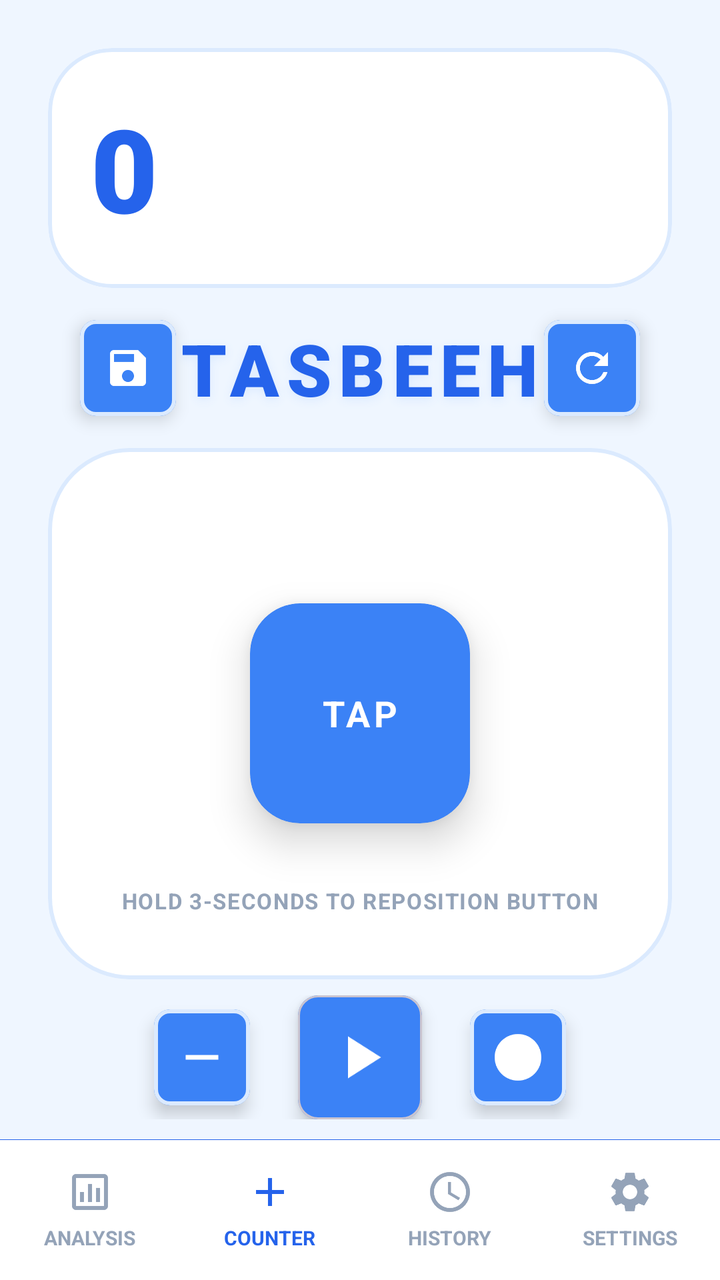
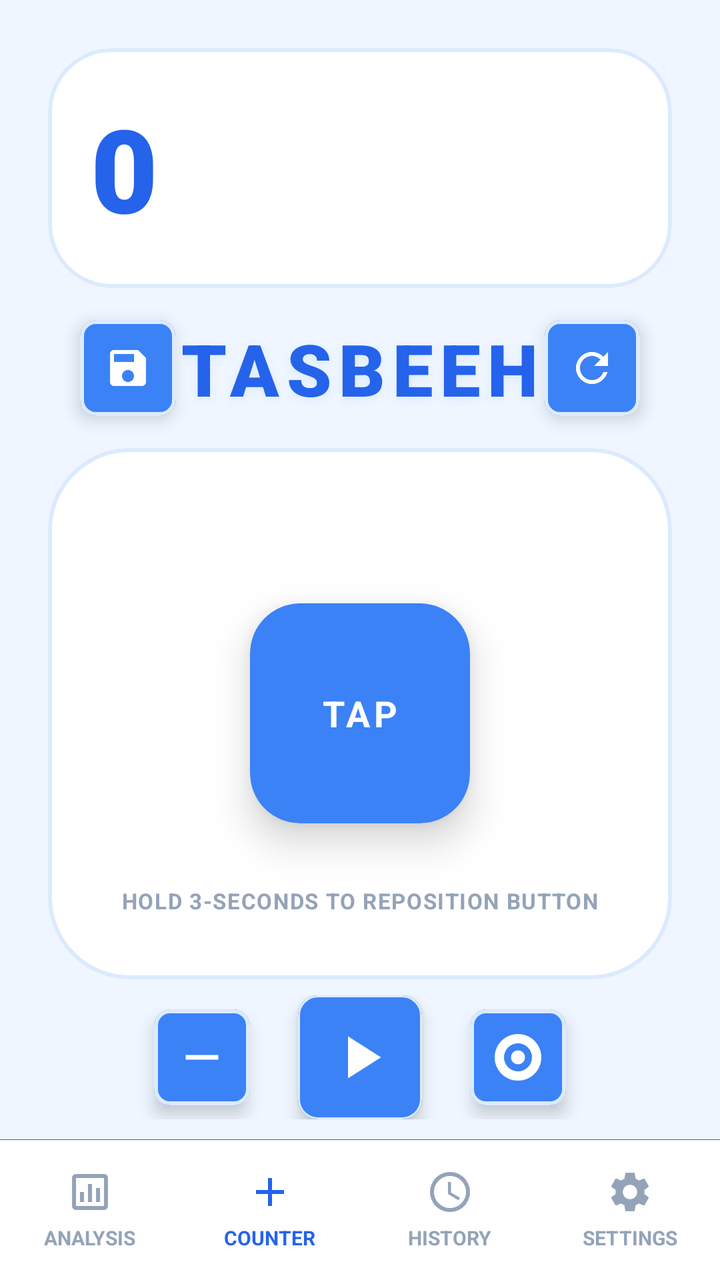

Compare the two renders of this Android layout. The source of the first and the diff that turns it into the second are given below.
<!-- AndroidManifest.xml: application theme Theme.SmartTasbeeh -->
<!-- res/layout/activity_main.xml -->
<?xml version="1.0" encoding="utf-8"?>
<androidx.constraintlayout.widget.ConstraintLayout xmlns:android="http://schemas.android.com/apk/res/android"
    xmlns:app="http://schemas.android.com/apk/res-auto"
    xmlns:tools="http://schemas.android.com/tools"
    android:id="@+id/main"
    android:layout_width="match_parent"
    android:layout_height="match_parent"
    android:background="@color/app_background"
    tools:context=".MainActivity">

    
    <com.google.android.material.card.MaterialCardView
        android:id="@+id/cardCountDisplay"
        android:layout_width="match_parent"
        android:layout_height="120dp"
        android:layout_margin="24dp"
        app:cardCornerRadius="32dp"
        app:cardElevation="0dp"
        app:strokeWidth="2dp"
        app:strokeColor="@color/card_stroke_color"
        app:cardBackgroundColor="@color/card_background"
        app:layout_constraintTop_toTopOf="parent"
        app:layout_constraintStart_toStartOf="parent"
        app:layout_constraintEnd_toEndOf="parent">

        <androidx.constraintlayout.widget.ConstraintLayout
            android:layout_width="match_parent"
            android:layout_height="match_parent"
            android:padding="20dp">

            
            <TextView
                android:id="@+id/tvCountDisplay"
                android:layout_width="match_parent"
                android:layout_height="match_parent"
                android:gravity="center_vertical|start"
                android:text="@string/Count_Number"
                android:textColor="@color/count_text_color"
                android:textSize="58sp"
                android:fontFamily="sans-serif-black"
                android:letterSpacing="0.05"
                app:layout_constraintStart_toStartOf="parent"
                app:layout_constraintTop_toTopOf="parent"
                app:layout_constraintBottom_toBottomOf="parent"/>

        </androidx.constraintlayout.widget.ConstraintLayout>
    </com.google.android.material.card.MaterialCardView>

    
    <com.google.android.material.card.MaterialCardView
        android:id="@+id/btnSave"
        android:layout_width="48dp"
        android:layout_height="48dp"
        android:layout_marginStart="16dp"
        android:layout_marginTop="16dp"
        app:cardCornerRadius="8dp"
        app:cardElevation="5dp"
        app:strokeWidth="2dp"
        app:strokeColor="@color/card_stroke_color"
        app:cardBackgroundColor="@color/tasbeeh_blue_accent"
        android:clickable="true"
        android:focusable="true"
        app:layout_constraintStart_toStartOf="@id/cardCountDisplay"
        app:layout_constraintTop_toBottomOf="@id/cardCountDisplay">
        
        <ImageView
            android:layout_width="24dp"
            android:layout_height="24dp"
            android:layout_gravity="center"
            android:src="@drawable/ic_save"
            app:tint="@color/card_background"/>
    </com.google.android.material.card.MaterialCardView>

    <TextView
        android:id="@+id/tvAppTitle"
        android:layout_height="wrap_content"
        android:layout_width="wrap_content"
        android:text="@string/Tasbeeh_Name"
        android:textColor="@color/tasbeeh_blue_primary"
        android:textSize="36sp"
        android:fontFamily="sans-serif-black"
        android:letterSpacing="0.10"
        android:shadowColor="@color/card_stroke_color"
        android:shadowRadius="12"
        android:shadowDy="4"
        android:layout_marginTop="16dp"
        app:layout_constraintEnd_toStartOf="@+id/btnReset"
        app:layout_constraintStart_toEndOf="@+id/btnSave"
        app:layout_constraintTop_toBottomOf="@+id/cardCountDisplay" />

    
    <com.google.android.material.card.MaterialCardView
        android:id="@+id/btnReset"
        android:layout_width="48dp"
        android:layout_height="48dp"
        android:layout_marginEnd="16dp"
        android:layout_marginTop="16dp"
        app:cardCornerRadius="8dp"
        app:cardElevation="5dp"
        app:strokeWidth="2dp"
        app:strokeColor="@color/card_stroke_color"
        app:cardBackgroundColor="@color/tasbeeh_blue_accent"
        android:clickable="true"
        android:focusable="true"
        app:layout_constraintEnd_toEndOf="@id/cardCountDisplay"
        app:layout_constraintTop_toBottomOf="@id/cardCountDisplay">
        
        <ImageView
            android:layout_width="24dp"
            android:layout_height="24dp"
            android:layout_gravity="center"
            android:src="@drawable/ic_refresh"
            app:tint="@color/card_background"/>
    </com.google.android.material.card.MaterialCardView>

    
    <FrameLayout
        android:id="@+id/bigBoxContainer"
        android:layout_width="match_parent"
        android:layout_height="0dp"
        android:layout_marginStart="24dp"
        android:layout_marginEnd="24dp"
        android:layout_marginTop="16dp"
        android:layout_marginBottom="8dp"
        android:background="@drawable/bg_grid_container"
        android:clipToOutline="true"
        app:layout_constraintTop_toBottomOf="@id/btnSave"
        app:layout_constraintBottom_toTopOf="@id/controlsBar">

        
        <View
            android:id="@+id/gridBackground"
            android:layout_width="match_parent"
            android:layout_height="match_parent"
            android:visibility="invisible"/>

        
        <androidx.cardview.widget.CardView
            android:id="@+id/videoButton"
            android:layout_width="110dp"
            android:layout_height="110dp"
            android:layout_gravity="center"
            app:cardCornerRadius="25dp"
            app:cardElevation="12dp"
            app:cardBackgroundColor="@color/tasbeeh_blue_accent">

            
            <TextView
                android:layout_width="wrap_content"
                android:layout_height="wrap_content"
                android:text="@string/Tap_Button_Text"
                android:textColor="@color/tap_btn_text"
                android:textSize="18sp"
                android:textStyle="bold"
                android:letterSpacing="0.1"
                android:layout_gravity="center"/>
                
             
             <View
                android:layout_width="match_parent"
                android:layout_height="match_parent"
                android:background="?attr/selectableItemBackground"
                android:clickable="false"
                android:focusable="false"/>

        </androidx.cardview.widget.CardView>
        
        
        <TextView
             android:layout_width="wrap_content"
             android:layout_height="wrap_content"
             android:layout_gravity="bottom|center_horizontal"
             android:layout_marginBottom="32dp"
             android:text="@string/Button_Reposition_Hint_Text"
             android:textColor="@color/hint_text"
             android:textSize="11sp"
             android:textStyle="bold"
             android:letterSpacing="0.05"/>

    </FrameLayout>

    
    <LinearLayout
        android:id="@+id/controlsBar"
        android:layout_width="match_parent"
        android:layout_height="wrap_content"
        android:orientation="horizontal"
        android:gravity="center"
        android:paddingBottom="10dp"
        app:layout_constraintBottom_toTopOf="@id/bottomNavDivider"
        app:layout_constraintTop_toBottomOf="@id/bigBoxContainer">

        
        <com.google.android.material.card.MaterialCardView
            android:id="@+id/btnDecrease"
            android:layout_width="48dp"
            android:layout_height="48dp"
            android:layout_marginEnd="24dp"
            app:cardCornerRadius="8dp"
            app:cardElevation="5dp"
            app:cardBackgroundColor="@color/tasbeeh_blue_accent"
            app:strokeWidth="2dp"
            app:strokeColor="@color/card_stroke_color"
            android:clickable="true"
            android:focusable="true">
            <ImageView
                android:layout_width="28dp"
                android:layout_height="28dp"
                android:layout_gravity="center"
                android:src="@drawable/ic_remove"
                app:tint="@color/card_background"/>
        </com.google.android.material.card.MaterialCardView>

        
        <com.google.android.material.card.MaterialCardView
            android:id="@+id/btnAuto"
            android:layout_width="62dp"
            android:layout_height="62dp"
            app:cardCornerRadius="10dp"
            app:cardElevation="5dp"
            app:cardBackgroundColor="@color/tasbeeh_blue_accent"
            android:clickable="true"
            android:focusable="true">
            <ImageView
                android:id="@+id/ivAutoIcon"
                android:layout_width="36dp"
                android:layout_height="36dp"
                android:layout_gravity="center"
                android:src="@drawable/ic_auto"
                app:tint="@android:color/white"/>
        </com.google.android.material.card.MaterialCardView>

        
        <com.google.android.material.card.MaterialCardView
            android:id="@+id/btnTarget"
            android:layout_width="48dp"
            android:layout_height="48dp"
            android:layout_marginStart="24dp"
            app:cardCornerRadius="8dp"
            app:cardElevation="5dp"
            app:cardBackgroundColor="@color/tasbeeh_blue_accent"
            app:strokeWidth="2dp"
            app:strokeColor="@color/card_stroke_color"
            android:clickable="true"
            android:focusable="true">
            <ImageView
                android:layout_width="28dp"
                android:layout_height="28dp"
                android:layout_gravity="center"
                android:src="@drawable/ic_target"
                app:tint="@color/card_background"/>
        </com.google.android.material.card.MaterialCardView>

    </LinearLayout>
    <View
        android:id="@+id/bottomNavDivider"
        android:layout_width="match_parent"
        android:layout_height="0.1dp"
        android:background="@color/count_text_color"
        app:layout_constraintBottom_toTopOf="@id/bottomNav"/>

    
    <LinearLayout
        android:id="@+id/bottomNav"
        android:layout_width="match_parent"
        android:layout_height="70dp"
        android:background="@color/nav_bg"
        android:orientation="horizontal"
        android:weightSum="4"
        android:baselineAligned="false"
        app:layout_constraintBottom_toBottomOf="parent">

        
        <LinearLayout
            android:id="@+id/btnAnalysis"
            android:layout_width="0dp"
            android:layout_height="match_parent"
            android:layout_weight="1"
            android:orientation="vertical"
            android:gravity="center"
            android:clickable="true"
            android:focusable="true"
            android:background="?attr/selectableItemBackground">
            
            <ImageView
                android:layout_width="24dp"
                android:layout_height="24dp"
                android:src="@drawable/ic_analysis"
                app:tint="@color/nav_text_unselected"/>
                
            <TextView
                android:layout_width="wrap_content"
                android:layout_height="wrap_content"
                android:text="ANALYSIS"
                android:textSize="10sp"
                android:textStyle="bold"
                android:layout_marginTop="4dp"
                android:textColor="@color/nav_text_unselected"/>
        </LinearLayout>

        
        <LinearLayout
            android:layout_width="0dp"
            android:layout_height="match_parent"
            android:layout_weight="1"
            android:orientation="vertical"
            android:gravity="center"
            android:clickable="true"
            android:focusable="true">
            
            <ImageView
                android:layout_width="24dp"
                android:layout_height="24dp"
                android:src="@drawable/ic_add"
                app:tint="@color/nav_text_selected"/>
                
            <TextView
                android:layout_width="wrap_content"
                android:layout_height="wrap_content"
                android:text="COUNTER"
                android:textSize="10sp"
                android:textStyle="bold"
                android:layout_marginTop="4dp"
                android:textColor="@color/nav_text_selected"/>
        </LinearLayout>

        
        <LinearLayout
            android:id="@+id/btnSavedCounts"
            android:layout_width="0dp"
            android:layout_height="match_parent"
            android:layout_weight="1"
            android:background="?attr/selectableItemBackground"
            android:clickable="true"
            android:focusable="true"
            android:gravity="center"
            android:orientation="vertical">

            <ImageView
                android:layout_width="24dp"
                android:layout_height="24dp"
                android:src="@drawable/ic_clock"
                app:tint="@color/nav_text_unselected" />

            <TextView
                android:layout_width="wrap_content"
                android:layout_height="wrap_content"
                android:layout_marginTop="4dp"
                android:text="HISTORY"
                android:textColor="@color/nav_text_unselected"
                android:textSize="10sp"
                android:textStyle="bold" />
        </LinearLayout>

        
        <LinearLayout
            android:id="@+id/btnSettings"
            android:layout_width="0dp"
            android:layout_height="match_parent"
            android:layout_weight="1"
            android:orientation="vertical"
            android:gravity="center"
            android:clickable="true"
            android:focusable="true"
            android:background="?attr/selectableItemBackground">
            
            <ImageView
                android:layout_width="24dp"
                android:layout_height="24dp"
                android:src="@drawable/ic_settings"
                app:tint="@color/nav_text_unselected"/>
                
            <TextView
                android:layout_width="wrap_content"
                android:layout_height="wrap_content"
                android:text="SETTINGS"
                android:textSize="10sp"
                android:textStyle="bold"
                android:layout_marginTop="4dp"
                android:textColor="@color/nav_text_unselected"/>
        </LinearLayout>

    </LinearLayout>

</androidx.constraintlayout.widget.ConstraintLayout>
<!-- resources referenced by this layout -->
<resources>
  <color name="app_background">@color/background_light</color>
  <color name="card_background">#FFFFFF</color>
  <color name="card_stroke_color">#DBEAFE</color>
  <color name="count_text_color">#2563EB</color>
  <color name="hint_text">#94A3B8</color>
  <color name="nav_bg">#FFFFFF</color>
  <color name="nav_text_selected">#2563EB</color>
  <color name="nav_text_unselected">#94A3B8</color>
  <color name="tap_btn_text">#FFFFFF</color>
  <color name="tasbeeh_blue_accent">#3B82F6</color>
  <color name="tasbeeh_blue_primary">#2563EB</color>
  <!-- drawable bg_grid_container (drawable) -->
  <?xml version="1.0" encoding="utf-8"?>
  <shape xmlns:android="http://schemas.android.com/apk/res/android"
      android:shape="rectangle">
      
      <corners android:radius="40dp" />
      
      
      <solid android:color="@color/card_background" />
      
      
      <stroke
          android:width="2dp"
          android:color="@color/card_stroke_color" />
  </shape>
  <!-- drawable ic_add (drawable) -->
  <vector xmlns:android="http://schemas.android.com/apk/res/android"
      android:width="24dp"
      android:height="24dp"
      android:viewportWidth="24"
      android:viewportHeight="24">
      <path
        android:fillColor="@android:color/white"
        android:pathData="M19,13h-6v6h-2v-6H5v-2h6V5h2v6h6v2z"/>
  </vector>
  <!-- drawable ic_analysis (drawable) -->
  <vector xmlns:android="http://schemas.android.com/apk/res/android"
      android:width="24dp"
      android:height="24dp"
      android:viewportWidth="24"
      android:viewportHeight="24">
    <path
        android:fillColor="#FF000000"
        android:pathData="M19,3H5C3.9,3 3,3.9 3,5v14c0,1.1 0.9,2 2,2h14c1.1,0 2,-0.9 2,-2V5C21,3.9 20.1,3 19,3zM19,19H5V5h14V19zM7,12h2v5H7V12zM11,8h2v9h-2V8zM15,10h2v7h-2V10z"/>
  </vector>
  <!-- drawable ic_auto (drawable) -->
  <vector xmlns:android="http://schemas.android.com/apk/res/android"
      android:width="24dp"
      android:height="24dp"
      android:viewportWidth="24"
      android:viewportHeight="24"
      android:tint="?attr/colorControlNormal">
    <path
        android:fillColor="@android:color/white"
        android:pathData="M8,5v14l11,-7z"/>
  </vector>
  <!-- drawable ic_remove (drawable) -->
  <vector xmlns:android="http://schemas.android.com/apk/res/android"
      android:width="24dp"
      android:height="24dp"
      android:viewportWidth="24"
      android:viewportHeight="24"
      android:tint="?attr/colorControlNormal">
    <path
        android:fillColor="@android:color/white"
        android:pathData="M19,13H5v-2h14v2z"/>
  </vector>
  <!-- drawable ic_target (drawable) -->
  <vector xmlns:android="http://schemas.android.com/apk/res/android"
      android:width="24dp"
      android:height="24dp"
      android:viewportWidth="24"
      android:viewportHeight="24"
      android:tint="?attr/colorControlNormal">
    <path
        android:fillColor="@android:color/white"
        android:pathData="M12,2C6.48,2 2,6.48 2,12s4.48,10 10,10 10,-4.48 10,-10S17.52,2 12,2zM12,20c-4.41,0 -8,-3.59 -8,-8s3.59,-8 8,-8 8,3.59 8,8 -3.59,8 -8,8zM12,4c-4.42,0 -8,3.58 -8,8s3.58,8 8,8 8,-3.58 8,-8 -3.58,-8 -8,-8z"/>
    <path
        android:fillColor="@android:color/white"
        android:pathData="M12,7c-2.76,0 -5,2.24 -5,5s2.24,5 5,5 5,-2.24 5,-5 -2.24,-5 -5,-5zM12,15c-1.65,0 -3,-1.35 -3,-3s1.35,-3 3,-3 3,1.35 3,3 -1.35,3 -3,3z"/>
  </vector>
  <string name="Button_Reposition_Hint_Text">HOLD 3-SECONDS TO REPOSITION BUTTON</string>
  <string name="Count_Number">0</string>
  <string name="Tap_Button_Text">TAP</string>
  <string name="Tasbeeh_Name">TASBEEH</string>
  <style name="Theme.SmartTasbeeh" parent="Base.Theme.SmartTasbeeh" />
  <color name="background_light">#EFF6FF</color>
  <color name="tasbeeh_blue_dark">#1E3A8A</color>
  <color name="white">#FFFFFFFF</color>
  <color name="text_primary">#0F172A</color>
  <!-- unchanged entries left out for length: 5 -->
</resources>

<!-- the commit's change to res/layout/activity_main.xml (unified diff, before → after) -->
@@ -219,6 +219,7 @@
             app:cardCornerRadius="10dp"
             app:cardElevation="5dp"
             app:cardBackgroundColor="@color/tasbeeh_blue_accent"
+            app:strokeColor="@color/card_stroke_color"
             android:clickable="true"
             android:focusable="true">
             <ImageView
@@ -227,7 +228,7 @@
                 android:layout_height="36dp"
                 android:layout_gravity="center"
                 android:src="@drawable/ic_auto"
-                app:tint="@android:color/white"/>
+                app:tint="@color/card_background"/>
         </com.google.android.material.card.MaterialCardView>
 
         
<!-- resource entries referenced after the edit -->
@@ -77,10 +77,10 @@
       android:tint="?attr/colorControlNormal">
     <path
         android:fillColor="@android:color/white"
-        android:pathData="M12,2C6.48,2 2,6.48 2,12s4.48,10 10,10 10,-4.48 10,-10S17.52,2 12,2zM12,20c-4.41,0 -8,-3.59 -8,-8s3.59,-8 8,-8 8,3.59 8,8 -3.59,8 -8,8zM12,4c-4.42,0 -8,3.58 -8,8s3.58,8 8,8 8,-3.58 8,-8 -3.58,-8 -8,-8z"/>
+        android:pathData="M12,2 A10,10 0 1,0 12,22 A10,10 0 1,0 12,2 z M12,6 A6,6 0 1,1 12,18 A6,6 0 1,1 12,6 z"/>
     <path
         android:fillColor="@android:color/white"
-        android:pathData="M12,7c-2.76,0 -5,2.24 -5,5s2.24,5 5,5 5,-2.24 5,-5 -2.24,-5 -5,-5zM12,15c-1.65,0 -3,-1.35 -3,-3s1.35,-3 3,-3 3,1.35 3,3 -1.35,3 -3,3z"/>
+        android:pathData="M12,12m-3,0a3,3 0 1,1 6,0a3,3 0 1,1 -6,0"/>
   </vector>
   <string name="Button_Reposition_Hint_Text">HOLD 3-SECONDS TO REPOSITION BUTTON</string>
   <string name="Count_Number">0</string>
